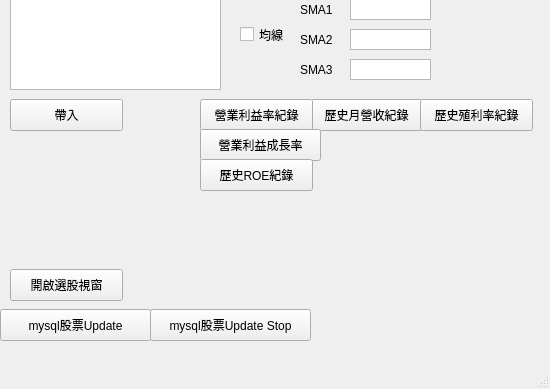
First picture: the form in UI_main.ui, repository bjioljlo/StockHistory, before the edit; both pictures show x 0 to 550 and y 211 to 600 of the 550 by 600 pixel window.
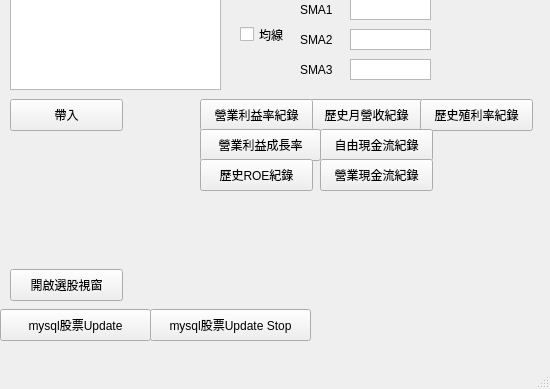
Second picture: the form after the edit.

Commit message: 主頁面畫出營業和自由現金流的圖

```diff
--- a/UI_main.ui
+++ b/UI_main.ui
@@ -518,6 +518,32 @@
      <string>歷史ROE紀錄</string>
     </property>
    </widget>
+   <widget class="QPushButton" name="button_getFreeCF">
+    <property name="geometry">
+     <rect>
+      <x>320</x>
+      <y>340</y>
+      <width>113</width>
+      <height>32</height>
+     </rect>
+    </property>
+    <property name="text">
+     <string>自由現金流紀錄</string>
+    </property>
+   </widget>
+   <widget class="QPushButton" name="button_getSCF">
+    <property name="geometry">
+     <rect>
+      <x>320</x>
+      <y>370</y>
+      <width>113</width>
+      <height>32</height>
+     </rect>
+    </property>
+    <property name="text">
+     <string>營業現金流紀錄</string>
+    </property>
+   </widget>
   </widget>
   <widget class="QMenuBar" name="menubar">
    <property name="geometry">
```
The commit also changes 4 other files.
